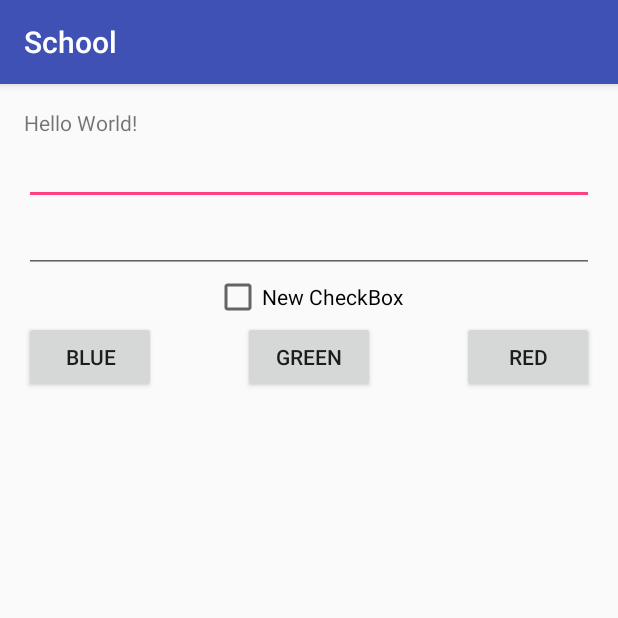
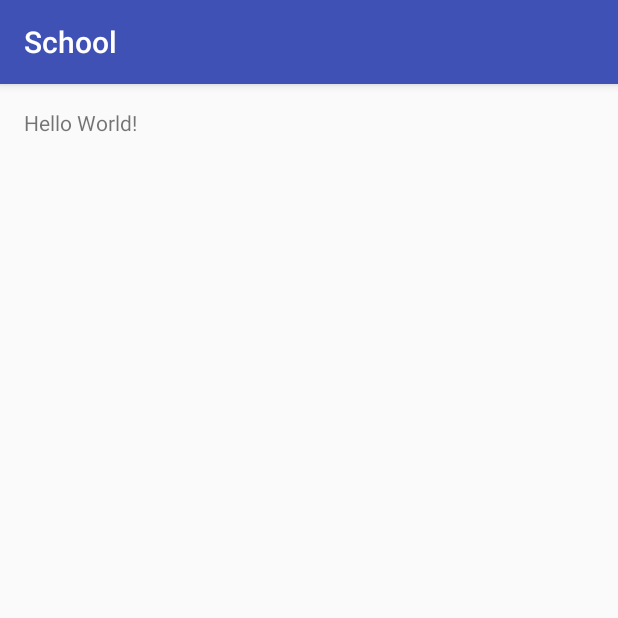
Before and after one commit to Felecis/School-SoftDesign, an Android app: the screen it shows after launch (MainActivity), on a phone screen of 412 x 824 dp, the top half of it. Run offline under Robolectric (Android 15) with nearby library versions, the phone set to English and light mode, and no system bars.

Commit message:
Revert "Добавлен логгер, реализован и залогирован жизненный цикл активити"

```diff
--- a/app/build.gradle
+++ b/app/build.gradle
@@ -23,5 +23,4 @@ dependencies {
     compile fileTree(dir: 'libs', include: ['*.jar'])
     testCompile 'junit:junit:4.12'
     compile 'com.android.support:appcompat-v7:23.1.1'
-    compile 'com.android.support:design:23.1.1'
 }
--- a/app/src/main/java/com/softdesign/school/MainActivity.java
+++ b/app/src/main/java/com/softdesign/school/MainActivity.java
@@ -2,71 +2,12 @@ package com.softdesign.school;
 
 import android.support.v7.app.AppCompatActivity;
 import android.os.Bundle;
-import android.view.View;
-import android.widget.CheckBox;
-import android.widget.Toast;
 
-import com.softdesign.school.utils.Lg;
-
-public class MainActivity extends AppCompatActivity implements View.OnClickListener {
-
-    CheckBox mCheckBox;
+public class MainActivity extends AppCompatActivity {
 
     @Override
     protected void onCreate(Bundle savedInstanceState) {
-        Lg.e(this.getLocalClassName(), "on create");
         super.onCreate(savedInstanceState);
         setContentView(R.layout.activity_main);
-
-        mCheckBox = (CheckBox) findViewById(R.id.checkBox);
-        mCheckBox.setOnClickListener(this);
-    }
-
-    @Override
-    public void onClick(View v) {
-        int id = v.getId();
-        switch (id) {
-            case R.id.checkBox:
-                Toast.makeText(this, "Click!", Toast.LENGTH_SHORT).show();
-                break;
-
-        }
-
-    }
-
-    @Override
-    protected void onStart() {
-        super.onStart();
-        Lg.e(this.getLocalClassName(), "on start");
-    }
-
-    @Override
-    protected void onResume() {
-        super.onResume();
-        Lg.e(this.getLocalClassName(), "on resume");
-    }
-
-    @Override
-    protected void onPause() {
-        super.onPause();
-        Lg.e(this.getLocalClassName(), "on pause");
-    }
-
-    @Override
-    protected void onStop() {
-        super.onStop();
-        Lg.e(this.getLocalClassName(), "on stop");
-    }
-
-    @Override
-    protected void onRestart() {
-        super.onRestart();
-        Lg.e(this.getLocalClassName(), "on restart");
-    }
-
-    @Override
-    protected void onDestroy() {
-        super.onDestroy();
-        Lg.e(this.getLocalClassName(), "on destroy");
     }
 }
--- a/app/src/main/java/com/softdesign/school/utils/Lg.java
+++ /dev/null
@@ -1,51 +0,0 @@
-package com.softdesign.school.utils;
-
-import android.util.Log;
-
-public class Lg {
-    /**
-     * Префикс добавляемый к сообщениям в логе
-     */
-    private static final String PREFIX = "SCHOOL ";
-    /**
-     * Максимальная длинна сообщения
-     */
-    public static final int LOGCAT_BUFFER_SIZE = 3000;
-
-    private static boolean shouldLog() {
-        //return BuildConfig.IS_LOGCAT_LOGGER_ENABLED;
-        return true;
-    }
-
-    /**
-     *Уровни приоритета сообщений INFO, ERROR, WARN, VERBOSE, DEBUG, ASSERT
-     */
-    public static void i (String tag, String text) { helper(Log.INFO, tag, text); }
-    public static void e (String tag, String text) { helper(Log.ERROR, tag, text); }
-    public static void w (String tag, String text) { helper(Log.WARN, tag, text); }
-    public static void v (String tag, String text) { helper(Log.VERBOSE, tag, text); }
-    public static void d (String tag, String text) { helper(Log.DEBUG, tag, text); }
-    public static void a (String tag, String text) { helper(Log.ASSERT, tag, text); }
-
-    /**
-     * Метод для логирования
-     * @param level - уровень приоритета лога
-     * @param tag - тэг лога
-     * @param text - текст лога
-     */
-
-    private static void helper(Integer level, String tag, String text) {
-        if (shouldLog()) {
-            String str = text;
-
-            while (str.length() > LOGCAT_BUFFER_SIZE) {
-                String substr = str.substring(0, LOGCAT_BUFFER_SIZE);
-                str = substr.substring(LOGCAT_BUFFER_SIZE);
-                Log.println(level, PREFIX + tag, substr);
-            }
-
-            Log.println(level, PREFIX + tag, str);
-        }
-
-    }
-}
--- a/app/src/main/res/layout/activity_main.xml
+++ b/app/src/main/res/layout/activity_main.xml
@@ -9,59 +9,8 @@
     android:paddingTop="@dimen/activity_vertical_margin"
     tools:context="com.softdesign.school.MainActivity">
 
-    <LinearLayout
-        android:layout_width="match_parent"
-        android:layout_height="wrap_content"
-        android:orientation="vertical"
-        android:id="@+id/linearLayout">
-
-
     <TextView
         android:layout_width="wrap_content"
         android:layout_height="wrap_content"
         android:text="Hello World!" />
-
-    <EditText
-        android:layout_width="match_parent"
-        android:layout_height="wrap_content"
-        android:id="@+id/editText" />
-
-    <EditText
-        android:layout_width="match_parent"
-        android:layout_height="wrap_content"
-        android:id="@+id/editText2" />
-
-    <CheckBox
-        android:layout_width="wrap_content"
-        android:layout_height="wrap_content"
-        android:text="New CheckBox"
-        android:id="@+id/checkBox"
-        android:layout_gravity="center_horizontal" />
-    </LinearLayout>
-
-    <Button
-        android:layout_width="wrap_content"
-        android:layout_height="wrap_content"
-        android:text="blue"
-        android:id="@+id/btn_blue"
-        android:layout_below="@+id/linearLayout"
-        android:layout_alignParentLeft="true"
-        android:layout_alignParentStart="true" />
-
-    <Button
-        android:layout_width="wrap_content"
-        android:layout_height="wrap_content"
-        android:text="red"
-        android:id="@+id/btn_red"
-        android:layout_below="@+id/linearLayout"
-        android:layout_alignRight="@+id/linearLayout"
-        android:layout_alignEnd="@+id/linearLayout" />
-
-    <Button
-        android:layout_width="wrap_content"
-        android:layout_height="wrap_content"
-        android:text="green"
-        android:id="@+id/btn_green"
-        android:layout_below="@+id/linearLayout"
-        android:layout_centerHorizontal="true" />
 </RelativeLayout>
```
